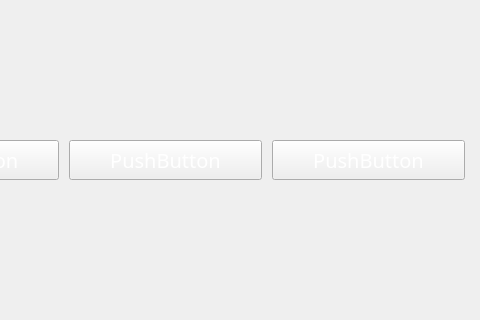
This is SafeSpace/client/src/controller/mainwindow.ui in Svndda/CI-0123-PIRS-incomprendidos as Qt 5 draws it before an edit; both pictures show x 544 to 1024 and y 229 to 549 of the 1024 by 768 pixel window. The edited form follows.
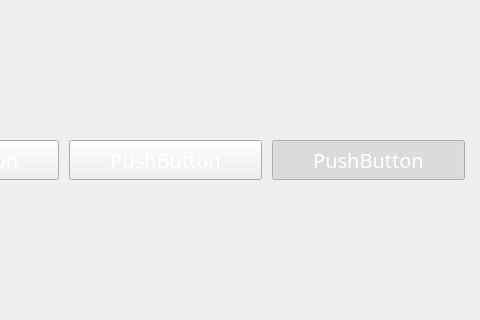
This is the edited form. Custom widgets are drawn as their Qt base class.

Commit message:
feat: Signal connections to childs.
- Signal and slot communication stablished for register and authenticate a user.

What changed in the file:
```diff
--- a/SafeSpace/client/src/controller/mainwindow.ui
+++ b/SafeSpace/client/src/controller/mainwindow.ui
@@ -201,6 +201,12 @@
         <property name="text">
          <string>PushButton</string>
         </property>
+        <property name="checkable">
+         <bool>true</bool>
+        </property>
+        <property name="checked">
+         <bool>true</bool>
+        </property>
        </widget>
       </item>
      </layout>
```
Left out of the diff: 6 changed lines with no effect on the pictures. The commit also changes 2 other files.
